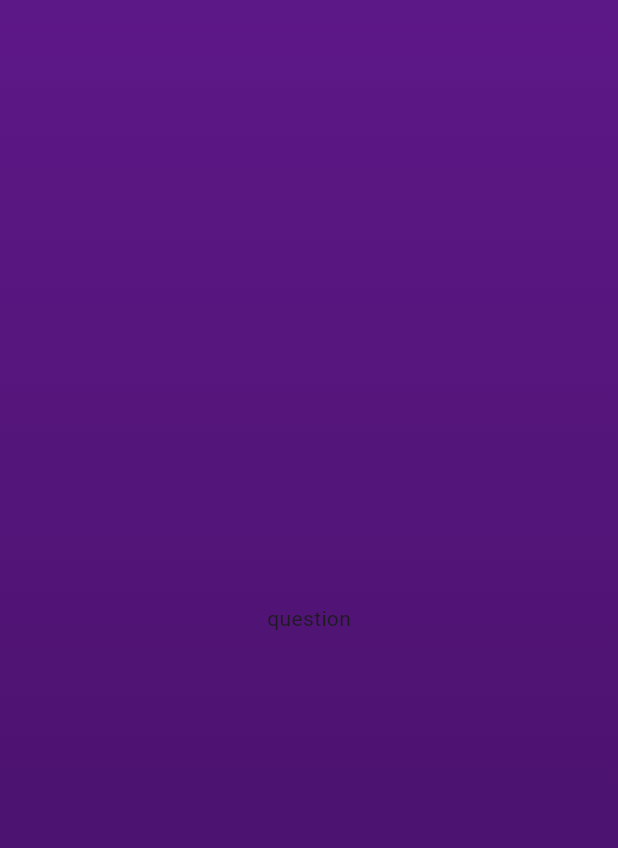
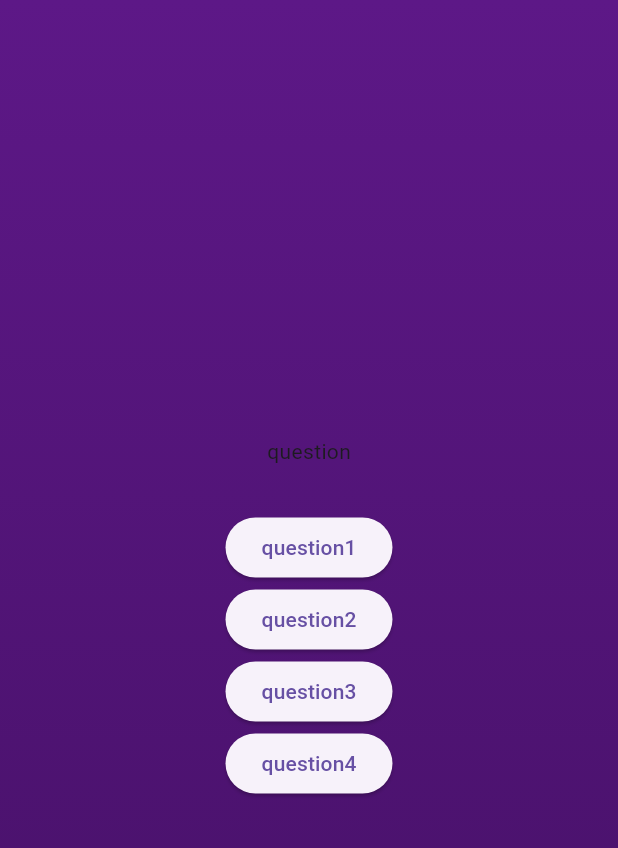
Before and after one commit to ddreambug/flutter_learning-quiz_app, a Flutter app: the screen it shows after launch, after a tap on "Start Quiz", on a phone screen of 412 x 824 dp. Shown: the top 848 px of the screen. Run offline on Flutter 3.47's test engine with Material 3 defaults, Android fonts, the phone set to English and light mode, and no system bars.

Commit message:
hardcode question screen

```diff
--- a/lib/question_screen.dart
+++ b/lib/question_screen.dart
@@ -6,13 +6,37 @@ class QuestionScreen extends StatefulWidget {
 
   @override
   State<QuestionScreen> createState() {
-    return _QuestionState();
+    return _QuestionScreenState();
   }
 }
 
-class _QuestionState extends State<QuestionScreen> {
+class _QuestionScreenState extends State<QuestionScreen> {
   @override
   Widget build(context) {
-    return const Text('question');
+    return Column(
+      mainAxisAlignment: MainAxisAlignment.center,
+      children: [
+        const Text('question'),
+        const SizedBox(
+          height: 30,
+        ),
+        ElevatedButton(
+          onPressed: () {},
+          child: const Text('question1'),
+        ),
+        ElevatedButton(
+          onPressed: () {},
+          child: const Text('question2'),
+        ),
+        ElevatedButton(
+          onPressed: () {},
+          child: const Text('question3'),
+        ),
+        ElevatedButton(
+          onPressed: () {},
+          child: const Text('question4'),
+        ),
+      ],
+    );
   }
 }
```
